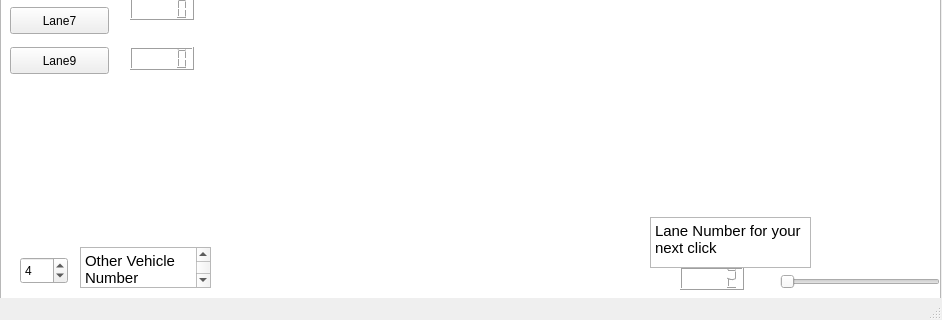
First picture: the form in mainwindow.ui, repository luym11/routing, before the edit; both pictures show x 0 to 942 and y 343 to 663 of the 942 by 663 pixel window.
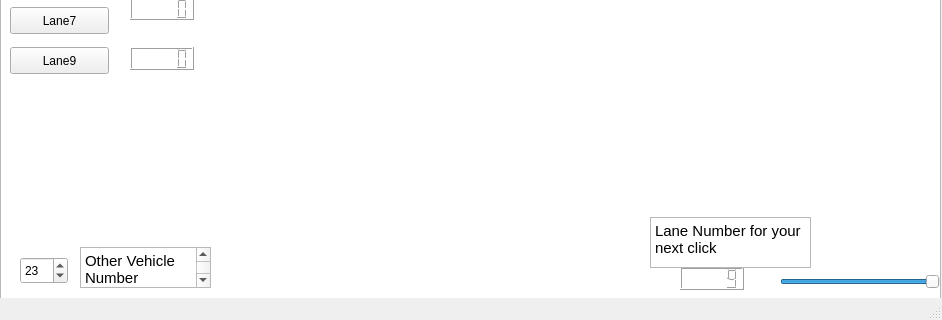
Second picture: the form after the edit.

The edit to the form file:
```diff
--- a/mainwindow.ui
+++ b/mainwindow.ui
@@ -65,6 +65,9 @@
     <property name="maximum">
      <number>9</number>
     </property>
+    <property name="value">
+     <number>9</number>
+    </property>
     <property name="orientation">
      <enum>Qt::Horizontal</enum>
     </property>
@@ -82,7 +85,7 @@
      <enum>QLCDNumber::Dec</enum>
     </property>
     <property name="intValue" stdset="0">
-     <number>2</number>
+     <number>9</number>
     </property>
    </widget>
    <widget class="QPushButton" name="pushButton_3">
@@ -189,7 +192,7 @@
      <number>0</number>
     </property>
     <property name="value">
-     <number>4</number>
+     <number>23</number>
     </property>
    </widget>
    <widget class="QTextBrowser" name="textBrowser">
```
